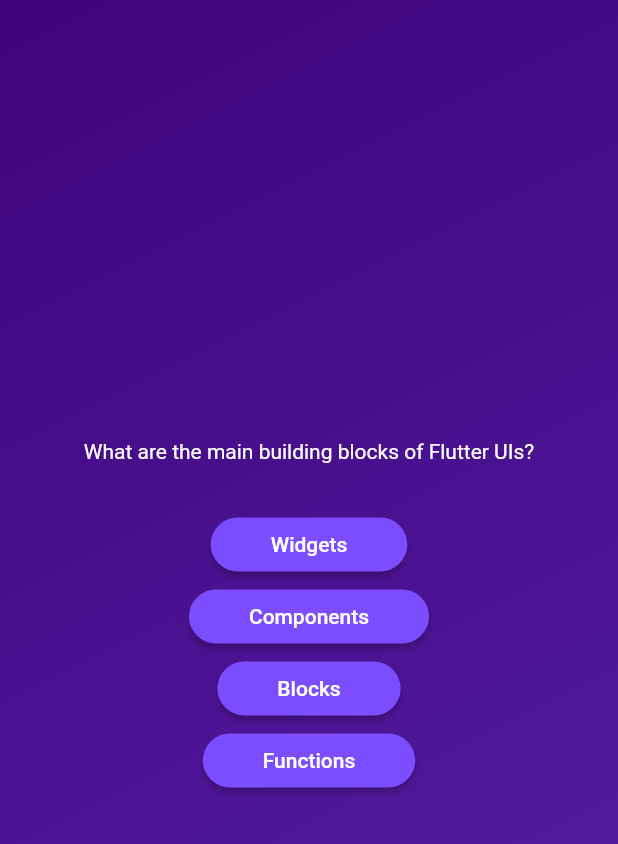
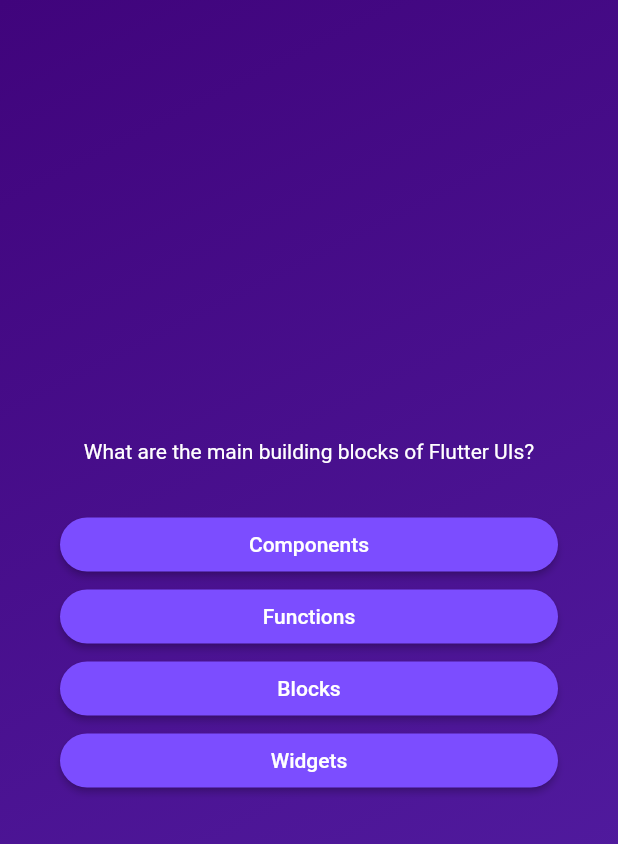
Before and after one commit to DCXan/flutter-quiz-app, a Flutter app: the screen it shows after launch, after a tap on "Start Quiz", on a phone screen of 412 x 824 dp. Shown: the top 844 px of the screen. Run offline on Flutter 3.47's test engine with Material 2 defaults, Android fonts, the phone set to English and light mode, and no system bars.

Commit message:
shuffle answers

```diff
--- a/lib/answer_button.dart
+++ b/lib/answer_button.dart
@@ -18,7 +18,10 @@ class AnswerButton extends StatelessWidget {
           shape: RoundedRectangleBorder(
             borderRadius: BorderRadius.circular(25),
           )),
-      child: Text(answerText),
+      child: Text(
+        answerText,
+        textAlign: TextAlign.center,
+      ),
     );
   }
 }
--- a/lib/models/quiz_question.dart
+++ b/lib/models/quiz_question.dart
@@ -3,4 +3,11 @@ class QuizQuestion {
 
   final String text;
   final List<String> answers;
+
+  List<String> getShuffledAnswers() {
+    final shuffledAnswers = List.of(answers);
+    shuffledAnswers.shuffle();
+
+    return shuffledAnswers;
+  }
 }
--- a/lib/questions_screen.dart
+++ b/lib/questions_screen.dart
@@ -12,25 +12,36 @@ class QuestionScreen extends StatefulWidget {
 }
 
 class _QuestionScreenState extends State<QuestionScreen> {
+  var currentQuestionIndex = 0;
+
+  void answerQuestion() {
+    setState(() {
+      currentQuestionIndex++;
+    });
+  }
+
   @override
   Widget build(context) {
-    final currentQuestion = questions[0];
+    final currentQuestion = questions[currentQuestionIndex];
 
     return SizedBox(
       width: double.infinity,
+      child: Container(
+        margin: const EdgeInsets.all(40),
         child: Column(
           mainAxisAlignment: MainAxisAlignment.center,
+          crossAxisAlignment: CrossAxisAlignment.stretch,
           children: [
             Text(
+              textAlign: TextAlign.center,
               currentQuestion.text,
               style: const TextStyle(color: Colors.white),
             ),
             const SizedBox(height: 30),
-          AnswerButton(answerText: currentQuestion.answers[0], onTap: () {}),
-          AnswerButton(answerText: currentQuestion.answers[1], onTap: () {}),
-          AnswerButton(answerText: currentQuestion.answers[2], onTap: () {}),
-          AnswerButton(answerText: currentQuestion.answers[3], onTap: () {})
+            ...currentQuestion.getShuffledAnswers().map((answer) =>
+                AnswerButton(answerText: answer, onTap: answerQuestion))
           ],
+        ),
       ),
     );
   }
--- a/pubspec.yaml
+++ b/pubspec.yaml
@@ -35,6 +35,7 @@ dependencies:
   # The following adds the Cupertino Icons font to your application.
   # Use with the CupertinoIcons class for iOS style icons.
   cupertino_icons: ^1.0.2
+  google_fonts: ^5.1.0
 
 dev_dependencies:
   flutter_test:
```
Also changed, not shown: pubspec.lock, 7 other files. Lines whose indentation alone changed are shown as unchanged.
